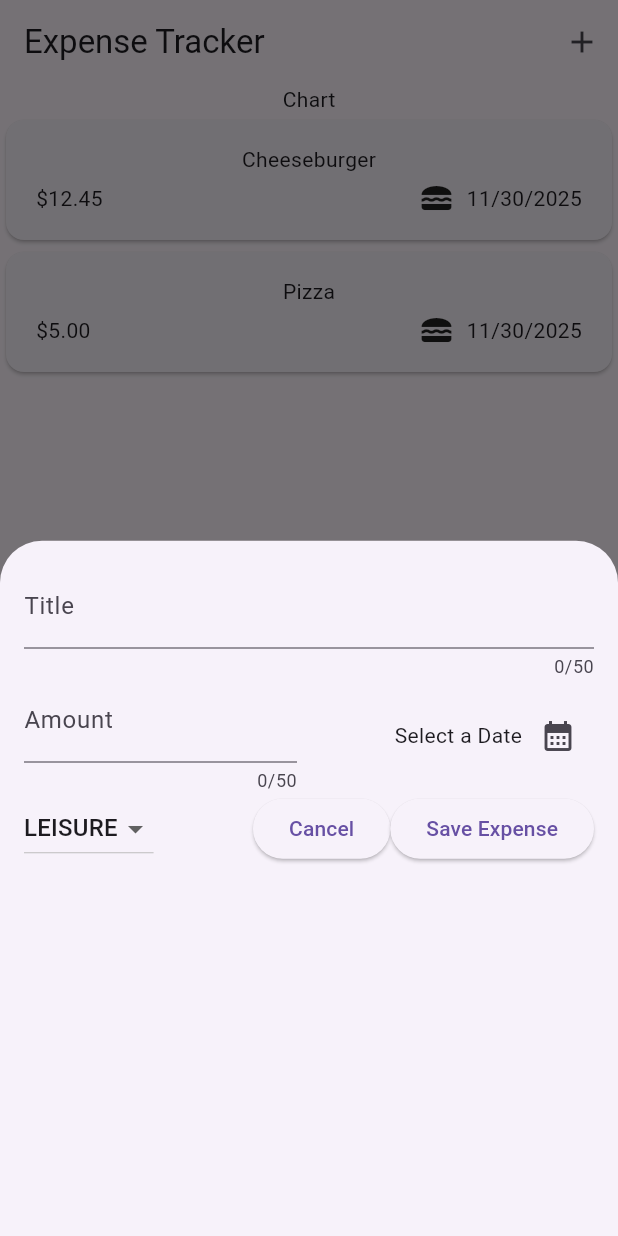
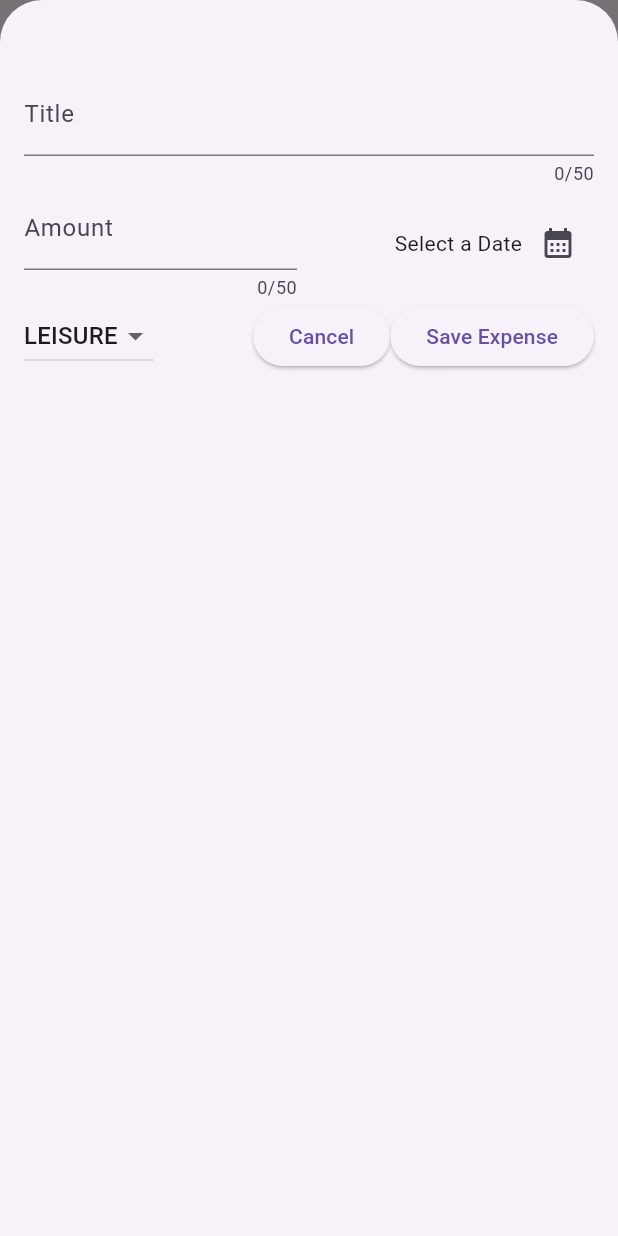
Before and after one commit to Squubis/expense_tracker, a Flutter app: the screen it shows after launch, after a tap on the "add" icon, on a phone screen of 412 x 824 dp. Run offline on Flutter 3.47's test engine with Material 3 defaults, Android fonts, the phone set to English and light mode, and no system bars.

Commit message:
add expense logic finished

```diff
--- a/lib/expenses.dart
+++ b/lib/expenses.dart
@@ -15,9 +15,17 @@ class _ExpensesState extends State<Expenses>{
   void _openAddExpenseOverlay(){
     showModalBottomSheet(
       context: context,
-      builder: (ctx) => NewExpense());
+      builder: (ctx) => NewExpense(onAddExpense: _addExpense,),
+      isScrollControlled: true,
+    );
   }
 
+  void _addExpense(Expense expense)
+  {
+    setState(() {
+      _registereExpenses.add(expense);
+    });
+  }
   final List <Expense> _registereExpenses = [
     Expense(
       title: "Cheeseburger",
--- a/lib/new_expense.dart
+++ b/lib/new_expense.dart
@@ -11,9 +11,9 @@ final formatter = DateFormat.yMd();
 
 
 class NewExpense extends StatefulWidget{
-  const NewExpense({super.key});
+  const NewExpense({super.key, required this.onAddExpense});
+  final void Function(Expense expense) onAddExpense;
 
-  @override
   State<NewExpense> createState() {
 
     return _NewExpenseState();
@@ -37,7 +37,7 @@ class _NewExpenseState extends State<NewExpense>{
   void _submitExpenseData(){
     final enteredAmount = double.tryParse(_amountController.text);
     final amountIsInvalid = enteredAmount == null || enteredAmount <=0;
-    if(_titleController.text.trim().isEmpty || amountIsInvalid)
+    if(_titleController.text.trim().isEmpty || amountIsInvalid || _selectedDate == null )
     {
       showDialog(
         context: context,
@@ -55,6 +55,9 @@ class _NewExpenseState extends State<NewExpense>{
       );
       return;
     }
+    widget.onAddExpense(Expense(title: _titleController.text, amount: enteredAmount, date: _selectedDate!, category: _selectedCategory));
+    Navigator.pop(context);
+
   }
 
   void _presentDatePicker() async {
@@ -84,7 +87,7 @@ class _NewExpenseState extends State<NewExpense>{
               ),
             ];
     return Padding(
-      padding: EdgeInsets.all(16) ,
+      padding: EdgeInsets.fromLTRB(16,48,16,16) ,
       child: Column(
         children: [
           TextField(
@@ -154,5 +157,4 @@ class _NewExpenseState extends State<NewExpense>{
       )
     );
   }
-
 }
```
